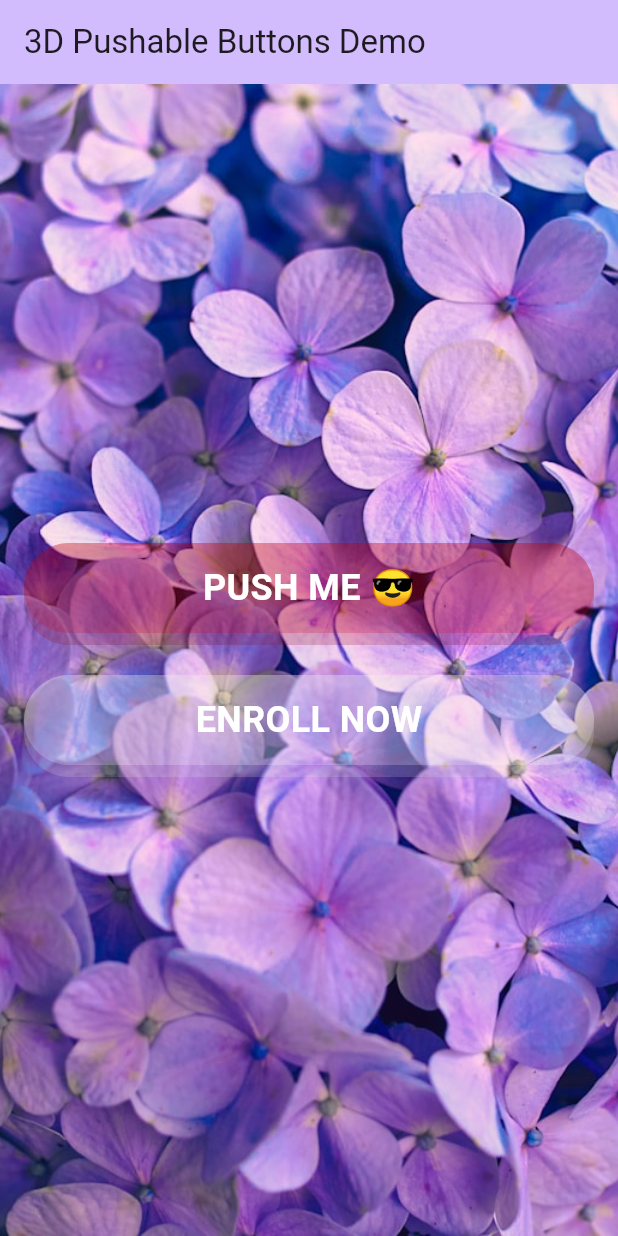
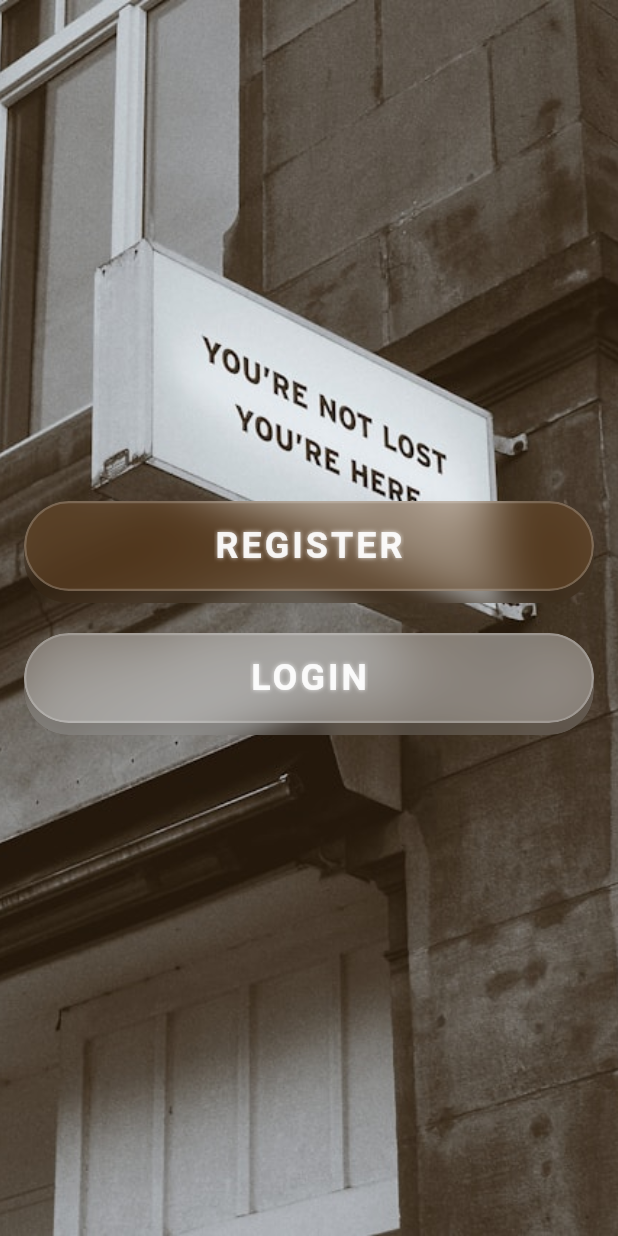
Before and after one commit to Emmanuel-Etukudo/pushable_buttons_3d, a Flutter app: the screen it shows after launch, on a phone screen of 412 x 824 dp. Run offline on Flutter 3.47's test engine with Material 3 defaults, Android fonts, the phone set to English and light mode, and no system bars.

Commit message:
feat: enhanced effect with text design

```diff
--- /dev/null
+++ b/lib/glass_morphism_text.dart
@@ -0,0 +1,181 @@
+import 'dart:ui';
+
+import 'package:flutter/material.dart';
+
+/// Custom class for creating glass morphism text effects
+class GlassMorphismText extends StatelessWidget {
+  const GlassMorphismText({
+    super.key,
+    required this.text,
+    this.style,
+    this.glowColor,
+    this.glowIntensity = 0.5,
+    this.blurRadius = 2.0,
+    this.letterSpacing,
+    this.gradient,
+    this.textAlign,
+    this.textEffect = GlassTextEffect.glow,
+  });
+
+  /// Text to display
+  final String text;
+
+  /// Base text style
+  final TextStyle? style;
+
+  /// Color of the glow effect
+  final Color? glowColor;
+
+  /// Intensity of the glow effect (0.0 to 1.0)
+  final double glowIntensity;
+
+  /// Blur radius for backdrop filter
+  final double blurRadius;
+
+  /// Letter spacing
+  final double? letterSpacing;
+
+  /// Optional gradient for text
+  final Gradient? gradient;
+
+  /// Text alignment
+  final TextAlign? textAlign;
+
+  /// Type of glass text effect to apply
+  final GlassTextEffect textEffect;
+
+  @override
+  Widget build(BuildContext context) {
+    // Base text style with white color if none provided
+    final baseStyle = (style ??
+            TextStyle(fontSize: 24, fontWeight: FontWeight.bold))
+        .copyWith(
+          color: Colors.white.withValues(alpha: 0.9),
+          letterSpacing: letterSpacing,
+        );
+
+    // Shadow color for glow effect
+    final shadowColor = glowColor ?? Colors.white;
+
+    switch (textEffect) {
+      case GlassTextEffect.glow:
+        return Text(
+          text,
+          textAlign: textAlign,
+          style: baseStyle.copyWith(
+            shadows: [
+              Shadow(
+                blurRadius: 8.0,
+                color: shadowColor.withValues(alpha: glowIntensity),
+                offset: Offset(0, 0),
+              ),
+              Shadow(
+                blurRadius: 12.0,
+                color: shadowColor.withValues(alpha: glowIntensity * 0.7),
+                offset: Offset(0, 0),
+              ),
+            ],
+          ),
+        );
+
+      case GlassTextEffect.frosted:
+        return Stack(
+          alignment: Alignment.center,
+          children: [
+            // Blurred shadow text
+            Text(
+              text,
+              textAlign: textAlign,
+              style: baseStyle.copyWith(
+                color: Colors.white.withValues(alpha: 0.3),
+              ),
+            ),
+            // Main text with blur filter
+            ClipRect(
+              child: BackdropFilter(
+                filter: ImageFilter.blur(
+                  sigmaX: blurRadius,
+                  sigmaY: blurRadius,
+                ),
+                child: Text(
+                  text,
+                  textAlign: textAlign,
+                  style: baseStyle.copyWith(
+                    shadows: [
+                      Shadow(
+                        blurRadius: 4.0,
+                        color: Colors.white.withValues(alpha: 0.5),
+                        offset: Offset(0, 0),
+                      ),
+                    ],
+                  ),
+                ),
+              ),
+            ),
+          ],
+        );
+
+      case GlassTextEffect.gradient:
+        return ShaderMask(
+          shaderCallback:
+              (bounds) => (gradient ??
+                      LinearGradient(
+                        colors: [
+                          Colors.white.withValues(alpha: 0.8),
+                          Colors.white,
+                        ],
+                        begin: Alignment.topCenter,
+                        end: Alignment.bottomCenter,
+                      ))
+                  .createShader(bounds),
+          child: Text(
+            text,
+            textAlign: textAlign,
+            style: baseStyle.copyWith(
+              color: Colors.white, // Will be masked by shader
+              shadows: [
+                Shadow(
+                  blurRadius: 8.0,
+                  color: shadowColor.withValues(alpha: glowIntensity * 0.5),
+                  offset: Offset(0, 0),
+                ),
+              ],
+            ),
+          ),
+        );
+
+      case GlassTextEffect.neon:
+        return Text(
+          text,
+          textAlign: textAlign,
+          style: baseStyle.copyWith(
+            shadows: [
+              Shadow(
+                blurRadius: 5,
+                color: shadowColor.withValues(alpha: glowIntensity * 0.8),
+                offset: Offset(0, 0),
+              ),
+              Shadow(
+                blurRadius: 10,
+                color: shadowColor.withValues(alpha: glowIntensity * 0.5),
+                offset: Offset(0, 0),
+              ),
+              Shadow(
+                blurRadius: 15,
+                color: shadowColor.withValues(alpha: glowIntensity * 0.3),
+                offset: Offset(0, 0),
+              ),
+            ],
+          ),
+        );
+    }
+  }
+}
+
+/// Enum defining different glass text effects
+enum GlassTextEffect {
+  glow, // Simple glow effect
+  frosted, // Frosted glass effect with blur
+  gradient, // Gradient text
+  neon, // Neon light effect
+}
--- a/lib/home_page.dart
+++ b/lib/home_page.dart
@@ -1,4 +1,5 @@
 import 'package:flutter/material.dart';
+import 'package:pushable_buttons_3d/glass_morphism_text.dart';
 import 'package:pushable_buttons_3d/pushable_button.dart';
 
 class MyHomePage extends StatefulWidget {
@@ -13,28 +14,12 @@ class MyHomePage extends StatefulWidget {
 class _MyHomePageState extends State<MyHomePage> {
   @override
   Widget build(BuildContext context) {
-    final textStyle = TextStyle(
-      color: Colors.white,
-      fontSize: 24,
-      fontWeight: FontWeight.bold,
-    );
-    final shadow = BoxShadow(
-      color: Colors.grey.withOpacity(0.5),
-      spreadRadius: 5,
-      blurRadius: 7,
-      offset: Offset(0, 2),
-    );
     return Scaffold(
       backgroundColor: Theme.of(context).colorScheme.primary,
-      appBar: AppBar(
-        backgroundColor: Theme.of(context).colorScheme.inversePrimary,
-
-        title: Text(widget.title),
-      ),
       body: Stack(
         children: [
           Image.asset(
-            'assets/images/bg.jpg',
+            'assets/images/welcom.jpg',
             fit: BoxFit.cover,
             height: double.infinity,
             width: double.infinity,
@@ -44,27 +29,51 @@ class _MyHomePageState extends State<MyHomePage> {
             child: Center(
               child: Column(
                 mainAxisAlignment: MainAxisAlignment.center,
-
-                //mainAxisSize: MainAxisSize.min,
                 children: [
                   PushableButton(
                     height: 60,
                     elevation: 8,
-                    hslColor: HSLColor.fromAHSL(1.0, 356, 1.0, 0.43),
-                    opacity: 0.2,
-                    //shadow: shadow,
-                    onPressed: () {},
-                    child: Text('PUSH ME 😎', style: textStyle),
+                    hslColor: HSLColor.fromAHSL(1.0, 30, 0.59, 0.33),
+                    opacity: 0.3,
+                    blurIntensity: 15,
+                    onPressed: () {
+                      // Add your action here
+                      debugPrint('Button 1 Pressed');
+                    },
+                    child: GlassMorphismText(
+                      text: 'REGISTER',
+                      textEffect: GlassTextEffect.frosted,
+                      blurRadius: 1.5,
+                      letterSpacing: 2,
+                      style: TextStyle(
+                        fontSize: 24,
+                        fontWeight: FontWeight.bold,
+                      ),
+                    ),
                   ),
                   SizedBox(height: 20),
                   PushableButton(
+                    width: 300,
                     height: 60,
                     elevation: 8,
+                    blurIntensity: 15,
                     hslColor: HSLColor.fromAHSL(1.0, 0, 0.0, 1.0),
-                    opacity: 0.2,
-                    //shadow: shadow,
-                    onPressed: () {},
-                    child: Text('ENROLL NOW', style: textStyle),
+                    opacity: 0.3,
+                    borderRadius: BorderRadius.circular(30),
+                    onPressed: () {
+                      // Add your action here
+                      debugPrint('Button 2 Pressed');
+                    },
+                    child: GlassMorphismText(
+                      text: 'LOGIN',
+                      textEffect: GlassTextEffect.frosted,
+                      blurRadius: 1.5,
+                      letterSpacing: 2,
+                      style: TextStyle(
+                        fontSize: 24,
+                        fontWeight: FontWeight.bold,
+                      ),
+                    ),
                   ),
                 ],
               ),
--- a/lib/pushable_button.dart
+++ b/lib/pushable_button.dart
@@ -13,6 +13,9 @@ class PushableButton extends StatefulWidget {
     this.shadow,
     this.onPressed,
     required this.opacity,
+    this.width,
+    this.blurIntensity = 10.0,
+    this.borderRadius,
   }) : assert(height > 0);
 
   /// child widget (normally a Text or Icon)
@@ -22,6 +25,16 @@ class PushableButton extends StatefulWidget {
   /// The color of the bottom layer is derived by decreasing the luminosity by 0.15
   final HSLColor hslColor;
 
+  /// Width of the button (optional)
+  final double? width;
+
+  /// Blur intensity for the glass morphism effect
+  final double blurIntensity;
+
+  /// Border radius for the button
+  final BorderRadius? borderRadius;
+
+  /// Opacity of the button
   final double opacity;
 
   /// height of the top layer
@@ -100,6 +113,8 @@ class PushableButtonState extends AnimationControllerState<PushableButton> {
   @override
   Widget build(BuildContext context) {
     final totalHeight = widget.height + widget.elevation;
+    final borderRadius =
+        widget.borderRadius ?? BorderRadius.circular(widget.height / 2);
 
     return SizedBox(
       height: totalHeight,
@@ -132,38 +147,61 @@ class PushableButtonState extends AnimationControllerState<PushableButton> {
                       left: 0,
                       right: 0,
                       bottom: 0,
+                      child: ClipRRect(
+                        borderRadius: borderRadius,
                         child: BackdropFilter(
-                        filter: ImageFilter.blur(sigmaX: 0, sigmaY: 0),
+                          filter: ImageFilter.blur(
+                            sigmaX: widget.blurIntensity / 2,
+                            sigmaY: widget.blurIntensity / 2,
+                          ),
                           child: Container(
                             height: totalHeight - top,
                             decoration: BoxDecoration(
-                            color: bottomHslColor.toColor().withOpacity(
-                              widget.opacity,
+                              color: bottomHslColor.toColor().withValues(
+                                alpha: widget.opacity * 0.7,
                               ),
-                            boxShadow:
-                                widget.shadow != null ? [widget.shadow!] : [],
-                            borderRadius: BorderRadius.circular(
-                              widget.height / 2,
+                              // boxShadow:
+                              //     widget.shadow != null ? [widget.shadow!] : [],
+                              borderRadius: borderRadius,
+                              boxShadow: [
+                                BoxShadow(
+                                  color: Colors.black.withValues(alpha: 0.1),
+                                  spreadRadius: 1,
+                                  blurRadius: 10,
+                                  offset: Offset(0, 4),
+                                ),
+                              ],
                             ),
                           ),
                         ),
                       ),
                     ),
+
                     Positioned(
                       left: 0,
                       right: 0,
                       top: top,
+                      child: ClipRRect(
+                        borderRadius: borderRadius,
                         child: BackdropFilter(
-                        filter: ImageFilter.blur(sigmaX: 0, sigmaY: 0),
+                          filter: ImageFilter.blur(
+                            sigmaX: widget.blurIntensity,
+                            sigmaY: widget.blurIntensity,
+                          ),
                           child: Container(
                             height: widget.height,
-                          decoration: ShapeDecoration(
-                            color: hslColor.toColor().withOpacity(
-                              widget.opacity,
+                            decoration: BoxDecoration(
+                              color: hslColor.toColor().withValues(
+                                alpha: widget.opacity,
                               ),
-                            shape: StadiumBorder(),
+                              borderRadius: borderRadius,
+                              border: Border.all(
+                                color: Colors.white.withValues(alpha: 0.2),
+                                width: 1.5,
+                              ),
                             ),
                             child: Center(child: widget.child),
+                          ),
                         ),
                       ),
                     ),
@@ -175,28 +213,5 @@ class PushableButtonState extends AnimationControllerState<PushableButton> {
         },
       ),
     );
-
-    // SizedBox(
-    //   height: 60,
-    //   width: 300,
-    //   child: Stack(
-    //     children: [
-    //       Container(
-    //         decoration: BoxDecoration(
-    //           color: Colors.red.shade900,
-    //           borderRadius: BorderRadius.circular(20),
-    //         ),
-    //       ),
-
-    //       Container(
-    //         height: 45,
-    //         decoration: BoxDecoration(
-    //           color: Colors.red,
-    //           borderRadius: BorderRadius.circular(18),
-    //         ),
-    //       ),
-    //     ],
-    //   ),
-    // );
   }
 }
```
Also changed, not shown: assets/images/welcom.jpg (added). Lines whose indentation alone changed are shown as unchanged.
